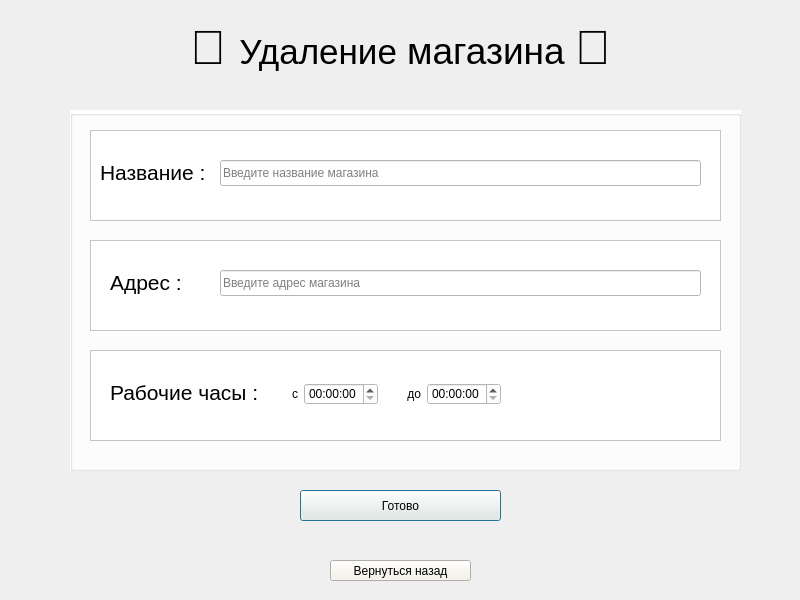
The window that delete_shop.ui (mamam111a/2-year_coursework_client) describes before a commit, drawn with Qt 5.
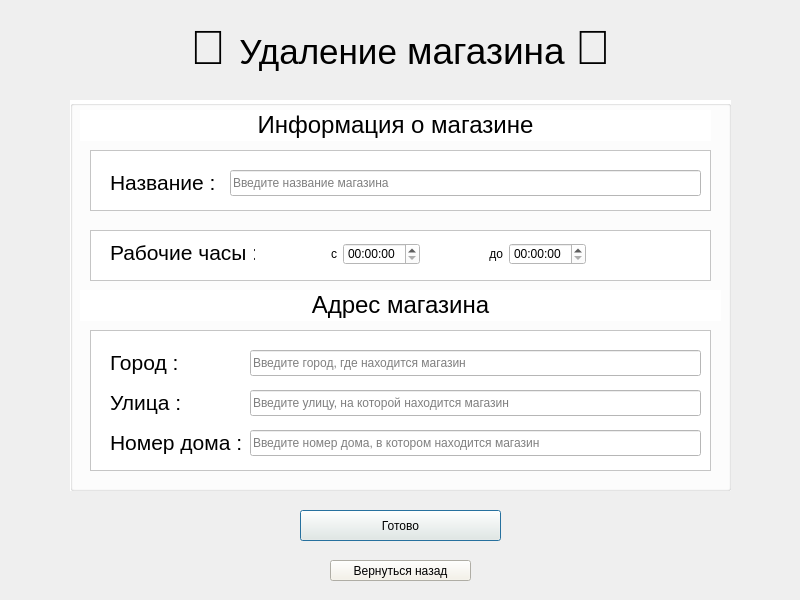
The same window after the commit.

```diff
--- a/delete_shop.ui
+++ b/delete_shop.ui
@@ -17,7 +17,7 @@
    <property name="geometry">
     <rect>
      <x>300</x>
-     <y>490</y>
+     <y>510</y>
      <width>201</width>
      <height>31</height>
     </rect>
@@ -80,9 +80,9 @@
    <property name="geometry">
     <rect>
      <x>70</x>
-     <y>110</y>
-     <width>671</width>
-     <height>361</height>
+     <y>100</y>
+     <width>661</width>
+     <height>391</height>
     </rect>
    </property>
    <property name="styleSheet">
@@ -91,26 +91,13 @@
    <property name="title">
     <string/>
    </property>
-   <widget class="QLineEdit" name="adress">
-    <property name="geometry">
-     <rect>
-      <x>150</x>
-      <y>160</y>
-      <width>481</width>
-      <height>26</height>
-     </rect>
-    </property>
-    <property name="placeholderText">
-     <string>Введите адрес магазина</string>
-    </property>
-   </widget>
    <widget class="QFrame" name="frame">
     <property name="geometry">
      <rect>
       <x>20</x>
-      <y>20</y>
-      <width>631</width>
-      <height>91</height>
+      <y>50</y>
+      <width>621</width>
+      <height>61</height>
      </rect>
     </property>
     <property name="frameShape">
@@ -119,25 +106,12 @@
     <property name="frameShadow">
      <enum>QFrame::Raised</enum>
     </property>
-    <widget class="QLabel" name="label_2">
-     <property name="geometry">
-      <rect>
-       <x>10</x>
-       <y>30</y>
-       <width>200</width>
-       <height>26</height>
-      </rect>
-     </property>
-     <property name="text">
-      <string>&lt;html&gt;&lt;head/&gt;&lt;body&gt;&lt;p&gt;&lt;span style=&quot; font-size:16pt;&quot;&gt;Название магазина :&lt;/span&gt;&lt;/p&gt;&lt;/body&gt;&lt;/html&gt;</string>
-     </property>
-    </widget>
     <widget class="QLineEdit" name="name">
      <property name="geometry">
       <rect>
-       <x>220</x>
-       <y>30</y>
-       <width>391</width>
+       <x>140</x>
+       <y>20</y>
+       <width>471</width>
        <height>26</height>
       </rect>
      </property>
@@ -145,47 +119,18 @@
       <string>Введите название магазина</string>
      </property>
     </widget>
-    <widget class="QFrame" name="frame_2">
+    <widget class="QLabel" name="label_2">
      <property name="geometry">
       <rect>
-       <x>0</x>
-       <y>0</y>
-       <width>631</width>
-       <height>91</height>
+       <x>20</x>
+       <y>20</y>
+       <width>105</width>
+       <height>26</height>
       </rect>
      </property>
-     <property name="frameShape">
-      <enum>QFrame::StyledPanel</enum>
+     <property name="text">
+      <string>&lt;html&gt;&lt;head/&gt;&lt;body&gt;&lt;p&gt;&lt;span style=&quot; font-size:16pt;&quot;&gt;Название :&lt;/span&gt;&lt;/p&gt;&lt;/body&gt;&lt;/html&gt;</string>
      </property>
-     <property name="frameShadow">
-      <enum>QFrame::Raised</enum>
-     </property>
-     <widget class="QLabel" name="label_7">
-      <property name="geometry">
-       <rect>
-        <x>10</x>
-        <y>30</y>
-        <width>111</width>
-        <height>26</height>
-       </rect>
-      </property>
-      <property name="text">
-       <string>&lt;html&gt;&lt;head/&gt;&lt;body&gt;&lt;p&gt;&lt;span style=&quot; font-size:16pt;&quot;&gt;Название :&lt;/span&gt;&lt;/p&gt;&lt;/body&gt;&lt;/html&gt;</string>
-      </property>
-     </widget>
-     <widget class="QLineEdit" name="name_2">
-      <property name="geometry">
-       <rect>
-        <x>130</x>
-        <y>30</y>
-        <width>481</width>
-        <height>26</height>
-       </rect>
-      </property>
-      <property name="placeholderText">
-       <string>Введите название магазина</string>
-      </property>
-     </widget>
     </widget>
    </widget>
    <widget class="QFrame" name="frame_3">
@@ -193,37 +138,8 @@
      <rect>
       <x>20</x>
       <y>130</y>
-      <width>631</width>
-      <height>91</height>
-     </rect>
-    </property>
-    <property name="frameShape">
-     <enum>QFrame::StyledPanel</enum>
-    </property>
-    <property name="frameShadow">
-     <enum>QFrame::Raised</enum>
-    </property>
-    <widget class="QLabel" name="label_3">
-     <property name="geometry">
-      <rect>
-       <x>20</x>
-       <y>30</y>
-       <width>71</width>
-       <height>26</height>
-      </rect>
-     </property>
-     <property name="text">
-      <string>&lt;html&gt;&lt;head/&gt;&lt;body&gt;&lt;p&gt;&lt;span style=&quot; font-size:16pt;&quot;&gt;Адрес :&lt;/span&gt;&lt;/p&gt;&lt;/body&gt;&lt;/html&gt;</string>
-     </property>
-    </widget>
-   </widget>
-   <widget class="QFrame" name="frame_4">
-    <property name="geometry">
-     <rect>
-      <x>20</x>
-      <y>240</y>
-      <width>631</width>
-      <height>91</height>
+      <width>621</width>
+      <height>51</height>
      </rect>
     </property>
     <property name="frameShape">
@@ -236,8 +152,8 @@
      <property name="geometry">
       <rect>
        <x>20</x>
-       <y>30</y>
-       <width>151</width>
+       <y>10</y>
+       <width>145</width>
        <height>26</height>
       </rect>
      </property>
@@ -249,8 +165,8 @@
      <property name="geometry">
       <rect>
        <x>170</x>
-       <y>30</y>
-       <width>241</width>
+       <y>10</y>
+       <width>326</width>
        <height>28</height>
       </rect>
      </property>
@@ -278,7 +194,126 @@
      </layout>
     </widget>
    </widget>
-   <zorder>frame_4</zorder>
+   <widget class="QLabel" name="label_9">
+    <property name="geometry">
+     <rect>
+      <x>10</x>
+      <y>190</y>
+      <width>641</width>
+      <height>31</height>
+     </rect>
+    </property>
+    <property name="text">
+     <string>&lt;html&gt;&lt;head/&gt;&lt;body&gt;&lt;p align=&quot;center&quot;&gt;&lt;span style=&quot; font-size:18pt;&quot;&gt;Адрес магазина&lt;/span&gt;&lt;/p&gt;&lt;/body&gt;&lt;/html&gt;</string>
+    </property>
+   </widget>
+   <widget class="QLabel" name="label_10">
+    <property name="geometry">
+     <rect>
+      <x>10</x>
+      <y>10</y>
+      <width>631</width>
+      <height>31</height>
+     </rect>
+    </property>
+    <property name="text">
+     <string>&lt;html&gt;&lt;head/&gt;&lt;body&gt;&lt;p align=&quot;center&quot;&gt;&lt;span style=&quot; font-size:18pt;&quot;&gt;Информация о магазине&lt;/span&gt;&lt;/p&gt;&lt;/body&gt;&lt;/html&gt;</string>
+    </property>
+   </widget>
+   <widget class="QFrame" name="frame_2">
+    <property name="geometry">
+     <rect>
+      <x>20</x>
+      <y>230</y>
+      <width>621</width>
+      <height>141</height>
+     </rect>
+    </property>
+    <property name="frameShape">
+     <enum>QFrame::StyledPanel</enum>
+    </property>
+    <property name="frameShadow">
+     <enum>QFrame::Raised</enum>
+    </property>
+    <widget class="QLabel" name="label_3">
+     <property name="geometry">
+      <rect>
+       <x>20</x>
+       <y>20</y>
+       <width>105</width>
+       <height>26</height>
+      </rect>
+     </property>
+     <property name="text">
+      <string>&lt;html&gt;&lt;head/&gt;&lt;body&gt;&lt;p&gt;&lt;span style=&quot; font-size:16pt;&quot;&gt;Город :&lt;/span&gt;&lt;/p&gt;&lt;/body&gt;&lt;/html&gt;</string>
+     </property>
+    </widget>
+    <widget class="QLineEdit" name="city">
+     <property name="geometry">
+      <rect>
+       <x>160</x>
+       <y>20</y>
+       <width>451</width>
+       <height>26</height>
+      </rect>
+     </property>
+     <property name="placeholderText">
+      <string>Введите город, где находится магазин</string>
+     </property>
+    </widget>
+    <widget class="QLineEdit" name="street">
+     <property name="geometry">
+      <rect>
+       <x>160</x>
+       <y>60</y>
+       <width>451</width>
+       <height>26</height>
+      </rect>
+     </property>
+     <property name="placeholderText">
+      <string>Введите улицу, на которой находится магазин</string>
+     </property>
+    </widget>
+    <widget class="QLineEdit" name="numberHouse">
+     <property name="geometry">
+      <rect>
+       <x>160</x>
+       <y>100</y>
+       <width>451</width>
+       <height>26</height>
+      </rect>
+     </property>
+     <property name="placeholderText">
+      <string>Введите номер дома, в котором находится магазин</string>
+     </property>
+    </widget>
+    <widget class="QLabel" name="label_7">
+     <property name="geometry">
+      <rect>
+       <x>20</x>
+       <y>60</y>
+       <width>105</width>
+       <height>26</height>
+      </rect>
+     </property>
+     <property name="text">
+      <string>&lt;html&gt;&lt;head/&gt;&lt;body&gt;&lt;p&gt;&lt;span style=&quot; font-size:16pt;&quot;&gt;Улица :&lt;/span&gt;&lt;/p&gt;&lt;/body&gt;&lt;/html&gt;</string>
+     </property>
+    </widget>
+    <widget class="QLabel" name="label_8">
+     <property name="geometry">
+      <rect>
+       <x>20</x>
+       <y>100</y>
+       <width>131</width>
+       <height>26</height>
+      </rect>
+     </property>
+     <property name="text">
+      <string>&lt;html&gt;&lt;head/&gt;&lt;body&gt;&lt;p&gt;&lt;span style=&quot; font-size:16pt;&quot;&gt;Номер дома :&lt;/span&gt;&lt;/p&gt;&lt;/body&gt;&lt;/html&gt;</string>
+     </property>
+    </widget>
+   </widget>
    <zorder>frame_3</zorder>
    <zorder>frame</zorder>
    <zorder>adress</zorder>
```
Left out of the diff: 5 changed lines with no effect on the pictures.
